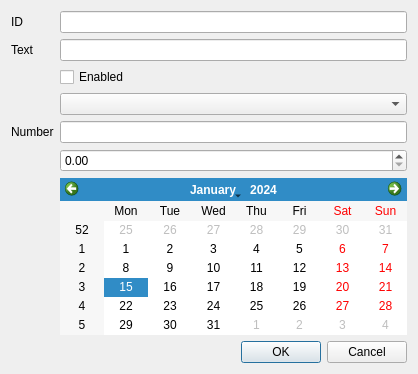
Qt form forms/formConcept/ui_concept.ui (roam-qgis/Roam) before a commit.
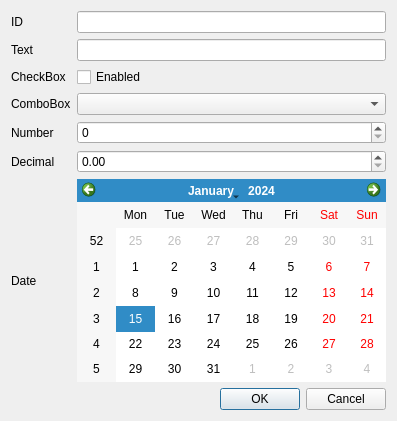
The same form after that commit.

Commit message: Add more binding logic; tweak concept form

```diff
--- a/forms/formConcept/ui_concept.ui
+++ b/forms/formConcept/ui_concept.ui
@@ -6,14 +6,27 @@
    <rect>
     <x>0</x>
     <y>0</y>
-    <width>418</width>
-    <height>374</height>
+    <width>397</width>
+    <height>421</height>
    </rect>
   </property>
   <property name="windowTitle">
    <string>Dialog</string>
   </property>
-  <layout class="QFormLayout" name="formLayout">
+  <property name="styleSheet">
+   <string notr="true">font: 75 12pt &quot;Tahoma&quot;;</string>
+  </property>
+  <layout class="QGridLayout" name="gridLayout">
+   <item row="0" column="0">
+    <widget class="QLabel" name="jobNoLabel">
+     <property name="text">
+      <string>ID</string>
+     </property>
+    </widget>
+   </item>
+   <item row="0" column="1">
+    <widget class="QLineEdit" name="UniqueID"/>
+   </item>
    <item row="1" column="0">
     <widget class="QLabel" name="descriptionLabel">
      <property name="text">
@@ -24,8 +37,12 @@
    <item row="1" column="1">
     <widget class="QLineEdit" name="TextField"/>
    </item>
-   <item row="0" column="1">
-    <widget class="QLineEdit" name="UniqueID"/>
+   <item row="2" column="0">
+    <widget class="QLabel" name="label">
+     <property name="text">
+      <string>CheckBox</string>
+     </property>
+    </widget>
    </item>
    <item row="2" column="1">
     <widget class="QCheckBox" name="CheckBoxField">
@@ -34,31 +51,72 @@
      </property>
     </widget>
    </item>
+   <item row="3" column="0">
+    <widget class="QLabel" name="label_2">
+     <property name="text">
+      <string>ComboBox</string>
+     </property>
+    </widget>
+   </item>
    <item row="3" column="1">
     <widget class="QComboBox" name="ComboField">
      <property name="frame">
       <bool>true</bool>
      </property>
+     <item>
+      <property name="text">
+       <string/>
+      </property>
+     </item>
+     <item>
+      <property name="text">
+       <string>Test 1</string>
+      </property>
+     </item>
+     <item>
+      <property name="text">
+       <string>Test 2</string>
+      </property>
+     </item>
+     <item>
+      <property name="text">
+       <string>Test 3</string>
+      </property>
+     </item>
     </widget>
    </item>
-   <item row="0" column="0">
-    <widget class="QLabel" name="jobNoLabel">
-     <property name="text">
-      <string>ID</string>
-     </property>
-    </widget>
-   </item>
-   <item row="6" column="0">
+   <item row="4" column="0">
     <widget class="QLabel" name="numberLabel">
      <property name="text">
       <string>Number</string>
      </property>
     </widget>
    </item>
+   <item row="5" column="0">
+    <widget class="QLabel" name="label_3">
+     <property name="text">
+      <string>Decimal</string>
+     </property>
+    </widget>
+   </item>
+   <item row="5" column="1">
+    <widget class="QDoubleSpinBox" name="DecimalField">
+     <property name="styleSheet">
+      <string notr="true"/>
+     </property>
+    </widget>
+   </item>
+   <item row="6" column="0">
+    <widget class="QLabel" name="label_4">
+     <property name="text">
+      <string>Date</string>
+     </property>
+    </widget>
+   </item>
    <item row="6" column="1">
-    <widget class="QLineEdit" name="NumberField"/>
+    <widget class="QCalendarWidget" name="DateField"/>
    </item>
-   <item row="10" column="1">
+   <item row="7" column="0" colspan="2">
     <widget class="QDialogButtonBox" name="buttonBox">
      <property name="orientation">
       <enum>Qt::Horizontal</enum>
@@ -68,11 +126,12 @@
      </property>
     </widget>
    </item>
-   <item row="8" column="1">
-    <widget class="QDoubleSpinBox" name="DecimalField"/>
-   </item>
-   <item row="9" column="1">
-    <widget class="QCalendarWidget" name="DateField"/>
+   <item row="4" column="1">
+    <widget class="QSpinBox" name="NumberField">
+     <property name="maximum">
+      <number>999999999</number>
+     </property>
+    </widget>
    </item>
   </layout>
  </widget>
```
The commit also changes 5 other files.
